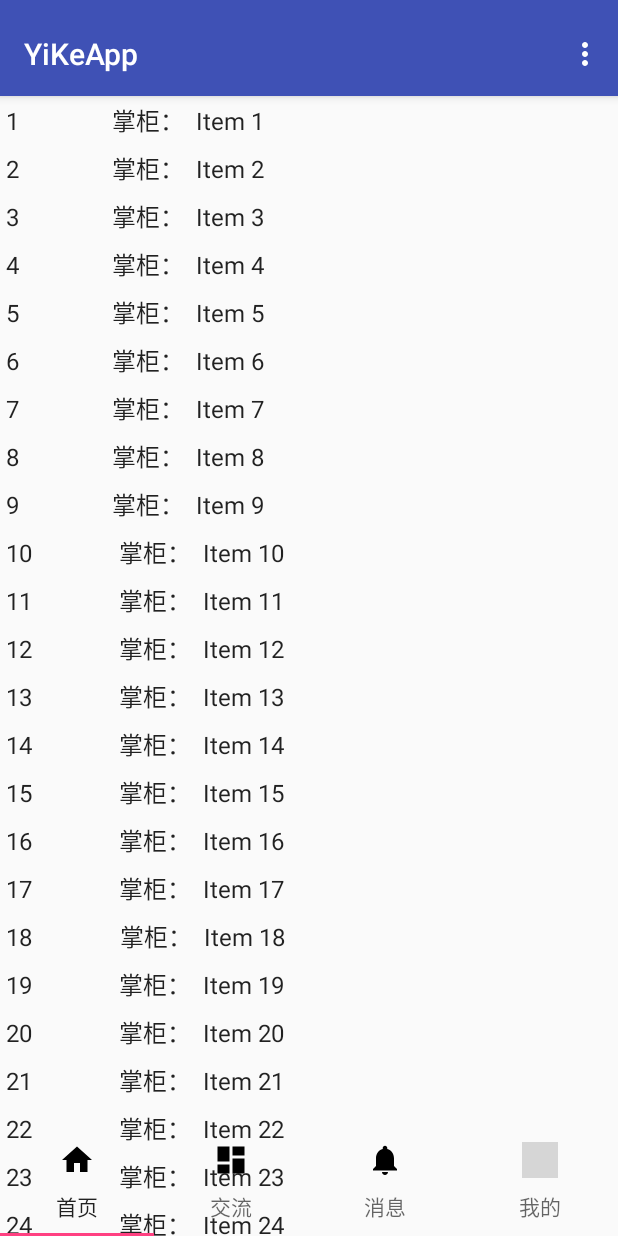
After one commit to CarsonWoo/YiKeApp, an Android app: the HomeActivity screen opened directly, with no data from a screen before it, on a phone screen of 412 x 824 dp. The commit adds this screen. Run offline under Robolectric (Android 15) with nearby library versions, the phone set to English and light mode, and no system bars; our stand-ins replace CircleImageView; grey boxes are pictures that could not be loaded.

Commit message:
添加了首页activity

```diff
--- /dev/null
+++ b/app/src/main/java/com/example/carson/yikeapp/Views/HomeActivity.java
@@ -0,0 +1,145 @@
+package com.example.carson.yikeapp.Views;
+
+import android.os.Bundle;
+import android.support.design.widget.TabLayout;
+import android.support.v4.app.Fragment;
+import android.support.v4.app.FragmentManager;
+import android.support.v4.app.FragmentPagerAdapter;
+import android.support.v4.view.ViewPager;
+import android.support.v7.app.AppCompatActivity;
+import android.support.v7.widget.Toolbar;
+import android.view.LayoutInflater;
+import android.view.Menu;
+import android.view.MenuItem;
+import android.view.View;
+import android.view.ViewGroup;
+import android.widget.Toast;
+
+import com.example.carson.yikeapp.R;
+import com.example.carson.yikeapp.Views.dummy.HomeContent;
+
+public class HomeActivity extends AppCompatActivity implements ItemFragment.OnListFragmentInteractionListener {
+
+    /**
+     * The {@link android.support.v4.view.PagerAdapter} that will provide
+     * fragments for each of the sections. We use a
+     * {@link FragmentPagerAdapter} derivative, which will keep every
+     * loaded fragment in memory. If this becomes too memory intensive, it
+     * may be best to switch to a
+     * {@link android.support.v4.app.FragmentStatePagerAdapter}.
+     */
+    private HomePagerAdapter mSectionsPagerAdapter;
+
+    /**
+     * The {@link ViewPager} that will host the section contents.
+     */
+    private ViewPager mViewPager;
+
+    @Override
+    protected void onCreate(Bundle savedInstanceState) {
+        super.onCreate(savedInstanceState);
+        setContentView(R.layout.activity_home);
+
+        Toolbar toolbar = (Toolbar) findViewById(R.id.toolbar);
+        setSupportActionBar(toolbar);
+        // Create the adapter that will return a fragment for each of the four
+        // primary sections of the activity.
+        mSectionsPagerAdapter = new HomePagerAdapter(getSupportFragmentManager());
+
+        // Set up the ViewPager with the sections adapter.
+        mViewPager = (ViewPager) findViewById(R.id.container);
+        mViewPager.setAdapter(mSectionsPagerAdapter);
+
+        TabLayout tabLayout = (TabLayout) findViewById(R.id.tabs);
+
+        mViewPager.addOnPageChangeListener(new TabLayout.TabLayoutOnPageChangeListener(tabLayout));
+        tabLayout.addOnTabSelectedListener(new TabLayout.ViewPagerOnTabSelectedListener(mViewPager));
+
+    }
+
+
+    @Override
+    public boolean onCreateOptionsMenu(Menu menu) {
+        // Inflate the menu; this adds items to the action bar if it is present.
+        getMenuInflater().inflate(R.menu.menu_home2, menu);
+        return true;
+    }
+
+    @Override
+    public boolean onOptionsItemSelected(MenuItem item) {
+        // Handle action bar item clicks here. The action bar will
+        // automatically handle clicks on the Home/Up button, so long
+        // as you specify a parent activity in AndroidManifest.xml.
+        int id = item.getItemId();
+
+        //noinspection SimplifiableIfStatement
+        if (id == R.id.action_settings) {
+            return true;
+        }
+
+        return super.onOptionsItemSelected(item);
+    }
+
+    @Override
+    public void onListFragmentInteraction(HomeContent.BNBHomeItem item) {
+        //TODO 点击了一个recycleview 的item
+        Toast.makeText(this,"Item "+ item.id+" clicked.",Toast.LENGTH_SHORT);
+    }
+
+    /**
+     * A placeholder fragment containing a simple view.
+     */
+    public static class PlaceholderFragment extends Fragment {
+        /**
+         * The fragment argument representing the section number for this
+         * fragment.
+         */
+        private static final String ARG_SECTION_NUMBER = "section_number";
+
+        public PlaceholderFragment() {
+        }
+
+        /**
+         * Returns a new instance of this fragment for the given section
+         * number.
+         */
+        public static PlaceholderFragment newInstance(int sectionNumber) {
+            PlaceholderFragment fragment = new PlaceholderFragment();
+            Bundle args = new Bundle();
+            args.putInt(ARG_SECTION_NUMBER, sectionNumber);
+            fragment.setArguments(args);
+            return fragment;
+        }
+
+        @Override
+        public View onCreateView(LayoutInflater inflater, ViewGroup container,
+                                 Bundle savedInstanceState) {
+            View rootView = inflater.inflate(R.layout.fragment_home_item_list, container, false);
+            return rootView;
+        }
+    }
+
+    /**
+     * A {@link FragmentPagerAdapter} that returns a fragment corresponding to
+     * one of the sections/tabs/pages.
+     */
+    public class HomePagerAdapter extends FragmentPagerAdapter {
+
+        public HomePagerAdapter(FragmentManager fm) {
+            super(fm);
+        }
+
+        @Override
+        public Fragment getItem(int position) {
+            // getItem is called to instantiate the fragment for the given page.
+            // Return a PlaceholderFragment (defined as a static inner class below).
+            return ItemFragment.newInstance(position + 1);
+        }
+
+        @Override
+        public int getCount() {
+            // Show 4 total pages.
+            return 4;
+        }
+    }
+}
--- /dev/null
+++ b/app/src/main/java/com/example/carson/yikeapp/Views/ItemFragment.java
@@ -0,0 +1,103 @@
+package com.example.carson.yikeapp.Views;
+
+import android.content.Context;
+import android.os.Bundle;
+import android.support.v4.app.Fragment;
+import android.support.v7.widget.LinearLayoutManager;
+import android.support.v7.widget.RecyclerView;
+import android.view.LayoutInflater;
+import android.view.View;
+import android.view.ViewGroup;
+
+import com.example.carson.yikeapp.R;
+import com.example.carson.yikeapp.Views.dummy.HomeContent;
+import com.example.carson.yikeapp.Views.dummy.HomeContent.BNBHomeItem;
+
+/**
+ * A fragment representing a list of Items.
+ * <p/>
+ * Activities containing this fragment MUST implement the {@link OnListFragmentInteractionListener}
+ * interface.
+ */
+public class ItemFragment extends Fragment {
+
+    // TODO: Customize parameter argument names
+    private static final String ARG_PAGE_POSITION = "page-position";
+    // TODO: Customize parameters
+    private int mPagerPos = 1;
+    private OnListFragmentInteractionListener mListener;
+
+    /**
+     * Mandatory empty constructor for the fragment manager to instantiate the
+     * fragment (e.g. upon screen orientation changes).
+     */
+    public ItemFragment() {
+    }
+
+    // TODO: Customize parameter initialization
+    @SuppressWarnings("unused")
+    public static ItemFragment newInstance(int pagerPos) {
+        ItemFragment fragment = new ItemFragment();
+        Bundle args = new Bundle();
+        args.putInt(ARG_PAGE_POSITION, pagerPos);
+        fragment.setArguments(args);
+        return fragment;
+    }
+
+    @Override
+    public void onCreate(Bundle savedInstanceState) {
+        super.onCreate(savedInstanceState);
+
+        if (getArguments() != null) {
+            mPagerPos = getArguments().getInt(ARG_PAGE_POSITION);
+        }
+    }
+
+    @Override
+    public View onCreateView(LayoutInflater inflater, ViewGroup container,
+                             Bundle savedInstanceState) {
+        View view = inflater.inflate(R.layout.fragment_home_item_list, container, false);
+
+        // Set the adapter
+        if (view instanceof RecyclerView) {
+            Context context = view.getContext();
+            RecyclerView recyclerView = (RecyclerView) view;
+            recyclerView.setLayoutManager(new LinearLayoutManager(context));
+            recyclerView.setAdapter(new MyItemRecyclerViewAdapter(HomeContent.ITEMS, mListener));
+        }
+        return view;
+    }
+
+
+    @Override
+    public void onAttach(Context context) {
+        super.onAttach(context);
+        if (context instanceof OnListFragmentInteractionListener) {
+            mListener = (OnListFragmentInteractionListener) context;
+        } else {
+            throw new RuntimeException(context.toString()
+                    + " must implement OnListFragmentInteractionListener");
+        }
+    }
+
+    @Override
+    public void onDetach() {
+        super.onDetach();
+        mListener = null;
+    }
+
+    /**
+     * This interface must be implemented by activities that contain this
+     * fragment to allow an interaction in this fragment to be communicated
+     * to the activity and potentially other fragments contained in that
+     * activity.
+     * <p/>
+     * See the Android Training lesson <a href=
+     * "http://developer.android.com/training/basics/fragments/communicating.html"
+     * >Communicating with Other Fragments</a> for more information.
+     */
+    public interface OnListFragmentInteractionListener {
+        // TODO: Update argument type and name
+        void onListFragmentInteraction(BNBHomeItem item);
+    }
+}
--- /dev/null
+++ b/app/src/main/java/com/example/carson/yikeapp/Views/MyItemRecyclerViewAdapter.java
@@ -0,0 +1,78 @@
+package com.example.carson.yikeapp.Views;
+
+import android.support.v7.widget.RecyclerView;
+import android.view.LayoutInflater;
+import android.view.View;
+import android.view.ViewGroup;
+import android.widget.TextView;
+
+import com.example.carson.yikeapp.R;
+import com.example.carson.yikeapp.Views.ItemFragment.OnListFragmentInteractionListener;
+import com.example.carson.yikeapp.Views.dummy.HomeContent.BNBHomeItem;
+
+import java.util.List;
+
+/**
+ * {@link RecyclerView.Adapter} that can display a {@link BNBHomeItem} and makes a call to the
+ * specified {@link OnListFragmentInteractionListener}.
+ * TODO: Replace the implementation with code for your data type.
+ */
+public class MyItemRecyclerViewAdapter extends RecyclerView.Adapter<MyItemRecyclerViewAdapter.ViewHolder> {
+
+    private final List<BNBHomeItem> mValues;
+    private final OnListFragmentInteractionListener mListener;
+
+    public MyItemRecyclerViewAdapter(List<BNBHomeItem> items, OnListFragmentInteractionListener listener) {
+        mValues = items;
+        mListener = listener;
+    }
+
+    @Override
+    public ViewHolder onCreateViewHolder(ViewGroup parent, int viewType) {
+        View view = LayoutInflater.from(parent.getContext())
+                .inflate(R.layout.fragment_home_item, parent, false);
+        return new ViewHolder(view);
+    }
+
+    @Override
+    public void onBindViewHolder(final ViewHolder holder, int position) {
+        holder.mItem = mValues.get(position);
+        holder.mIdView.setText(mValues.get(position).id);
+        holder.mContentView.setText(mValues.get(position).host);
+
+        holder.mView.setOnClickListener(new View.OnClickListener() {
+            @Override
+            public void onClick(View v) {
+                if (null != mListener) {
+                    // Notify the active callbacks interface (the activity, if the
+                    // fragment is attached to one) that an item has been selected.
+                    mListener.onListFragmentInteraction(holder.mItem);
+                }
+            }
+        });
+    }
+
+    @Override
+    public int getItemCount() {
+        return mValues.size();
+    }
+
+    public class ViewHolder extends RecyclerView.ViewHolder {
+        public final View mView;
+        public final TextView mIdView;
+        public final TextView mContentView;
+        public BNBHomeItem mItem;
+
+        public ViewHolder(View view) {
+            super(view);
+            mView = view;
+            mIdView = (TextView) view.findViewById(R.id.bnb_name);
+            mContentView = (TextView) view.findViewById(R.id.bnb_host);
+        }
+
+        @Override
+        public String toString() {
+            return super.toString() + " '" + mContentView.getText() + "'";
+        }
+    }
+}
--- /dev/null
+++ b/app/src/main/java/com/example/carson/yikeapp/Views/dummy/HomeContent.java
@@ -0,0 +1,80 @@
+package com.example.carson.yikeapp.Views.dummy;
+
+import java.util.ArrayList;
+import java.util.HashMap;
+import java.util.List;
+import java.util.Map;
+
+/**
+ * Helper class for providing sample content for user interfaces created by
+ * Android template wizards.
+ * <p>
+ * TODO: Replace all uses of this class before publishing your app.
+ */
+public class HomeContent {
+
+    /**
+     * An array of sample (dummy) items.
+     */
+    public static final List<BNBHomeItem> ITEMS = new ArrayList<BNBHomeItem>();
+
+    /**
+     * A map of sample (dummy) items, by ID.
+     */
+    public static final Map<String, BNBHomeItem> ITEM_MAP = new HashMap<String, BNBHomeItem>();
+
+    private static final int COUNT = 25;
+
+    static {
+        //TODO 测试创建items
+        // Add some sample items.
+        for (int i = 1; i <= COUNT; i++) {
+            addItem(createBNBHomeItem(i));
+        }
+    }
+
+    private static void addItem(BNBHomeItem item) {
+        ITEMS.add(item);
+        ITEM_MAP.put(item.id, item);
+    }
+
+    private static BNBHomeItem createBNBHomeItem(int position) {
+        //TODO:返回一个新的item
+        return new BNBHomeItem(String.valueOf(position), "Item " + position, makeDetails(position),null);
+    }
+
+    private static String makeDetails(int position) {
+        StringBuilder builder = new StringBuilder();
+        builder.append("Details about Item: ").append(position);
+        for (int i = 0; i < position; i++) {
+            builder.append("\nMore details information here.");
+        }
+        return builder.toString();
+    }
+
+    /**
+     * A dummy item representing a piece of content.
+     */
+    public static class BNBHomeItem {
+        public final String id;
+        public final String name;
+        public final String host;
+        public final String time;
+        public final String duration;
+
+        //TODO：设置传入值-id-name-host-time-duration
+        public BNBHomeItem(String id, String content, String details,String duration) {
+            this.id = id;
+            this.name = id;
+            this.host = content;
+            this.time = details;
+            this.duration = duration;
+        }
+
+        @Override
+        public String toString() {
+            //TODO: 设置tostring
+            return name+host+time+duration;
+        }
+    }
+}
--- /dev/null
+++ b/app/src/main/res/drawable/ic_dashboard_black_24dp.xml
@@ -0,0 +1,9 @@
+<vector xmlns:android="http://schemas.android.com/apk/res/android"
+    android:width="24dp"
+    android:height="24dp"
+    android:viewportHeight="24.0"
+    android:viewportWidth="24.0">
+    <path
+        android:fillColor="#FF000000"
+        android:pathData="M3,13h8L11,3L3,3v10zM3,21h8v-6L3,15v6zM13,21h8L21,11h-8v10zM13,3v6h8L21,3h-8z" />
+</vector>
--- /dev/null
+++ b/app/src/main/res/drawable/ic_home_black_24dp.xml
@@ -0,0 +1,9 @@
+<vector xmlns:android="http://schemas.android.com/apk/res/android"
+    android:width="24dp"
+    android:height="24dp"
+    android:viewportHeight="24.0"
+    android:viewportWidth="24.0">
+    <path
+        android:fillColor="#FF000000"
+        android:pathData="M10,20v-6h4v6h5v-8h3L12,3 2,12h3v8z" />
+</vector>
--- /dev/null
+++ b/app/src/main/res/drawable/ic_notifications_black_24dp.xml
@@ -0,0 +1,9 @@
+<vector xmlns:android="http://schemas.android.com/apk/res/android"
+    android:width="24dp"
+    android:height="24dp"
+    android:viewportHeight="24.0"
+    android:viewportWidth="24.0">
+    <path
+        android:fillColor="#FF000000"
+        android:pathData="M12,22c1.1,0 2,-0.9 2,-2h-4c0,1.1 0.89,2 2,2zM18,16v-5c0,-3.07 -1.64,-5.64 -4.5,-6.32L13.5,4c0,-0.83 -0.67,-1.5 -1.5,-1.5s-1.5,0.67 -1.5,1.5v0.68C7.63,5.36 6,7.92 6,11v5l-2,2v1h16v-1l-2,-2z" />
+</vector>
--- /dev/null
+++ b/app/src/main/res/layout/activity_home.xml
@@ -0,0 +1,75 @@
+<?xml version="1.0" encoding="utf-8"?>
+<android.support.design.widget.CoordinatorLayout xmlns:android="http://schemas.android.com/apk/res/android"
+    xmlns:app="http://schemas.android.com/apk/res-auto"
+    xmlns:tools="http://schemas.android.com/tools"
+    android:id="@+id/main_content"
+    android:layout_width="match_parent"
+    android:layout_height="match_parent"
+    android:fitsSystemWindows="true"
+    tools:context="com.example.carson.yikeapp.Views.HomeActivity">
+
+    <android.support.design.widget.AppBarLayout
+        android:id="@+id/appbar"
+        android:layout_width="match_parent"
+        android:layout_height="wrap_content"
+        android:paddingTop="@dimen/appbar_padding_top"
+        android:theme="@style/AppTheme.AppBarOverlay">
+
+        <android.support.v7.widget.Toolbar
+            android:id="@+id/toolbar"
+            android:layout_width="match_parent"
+            android:layout_height="?attr/actionBarSize"
+            android:layout_weight="1"
+            android:background="?attr/colorPrimary"
+            app:layout_scrollFlags="scroll|enterAlways"
+            app:popupTheme="@style/AppTheme.PopupOverlay"
+            app:title="@string/app_name">
+
+        </android.support.v7.widget.Toolbar>
+
+    </android.support.design.widget.AppBarLayout>
+
+    <android.support.v4.view.ViewPager
+        android:id="@+id/container"
+        android:layout_width="match_parent"
+        android:layout_height="match_parent"
+        app:layout_behavior="@string/appbar_scrolling_view_behavior" />
+
+    <android.support.design.widget.TabLayout
+        android:id="@+id/tabs"
+        android:layout_width="match_parent"
+        android:layout_height="wrap_content"
+        android:layout_gravity="bottom"
+        app:tabGravity="fill">
+
+        <android.support.design.widget.TabItem
+            android:id="@+id/tabItem"
+            android:icon="@drawable/ic_home_black_24dp"
+            android:layout_width="wrap_content"
+            android:layout_height="wrap_content"
+            android:text="@string/tab_home" />
+
+        <android.support.design.widget.TabItem
+            android:id="@+id/tabItem2"
+            android:icon="@drawable/ic_dashboard_black_24dp"
+            android:layout_width="wrap_content"
+            android:layout_height="wrap_content"
+            android:text="@string/tab_community" />
+
+        <android.support.design.widget.TabItem
+            android:id="@+id/tabItem3"
+            android:icon="@drawable/ic_notifications_black_24dp"
+            android:layout_width="wrap_content"
+            android:layout_height="wrap_content"
+            android:text="@string/tab_notifications" />
+
+        <android.support.design.widget.TabItem
+            android:id="@+id/tabItem4"
+            android:icon="@drawable/ic_perm_identity_black_24dp"
+            android:layout_width="wrap_content"
+            android:layout_height="wrap_content"
+            android:text="@string/tab_user" />
+
+    </android.support.design.widget.TabLayout>
+
+</android.support.design.widget.CoordinatorLayout>
--- /dev/null
+++ b/app/src/main/res/layout/fragment_home_item.xml
@@ -0,0 +1,58 @@
+<?xml version="1.0" encoding="utf-8"?>
+<LinearLayout xmlns:android="http://schemas.android.com/apk/res/android"
+    android:layout_width="match_parent"
+    android:layout_height="wrap_content"
+    android:orientation="vertical">
+
+    <ImageView
+        android:layout_width="match_parent"
+        android:layout_height="wrap_content" />
+
+    <LinearLayout
+        android:layout_width="match_parent"
+        android:layout_height="wrap_content"
+        android:orientation="horizontal"
+        android:weightSum="5">
+
+        <TextView
+            android:id="@+id/bnb_name"
+            android:layout_width="wrap_content"
+            android:layout_height="wrap_content"
+            android:layout_margin="@dimen/text_margin"
+            android:layout_weight="1"
+            android:textAppearance="?attr/textAppearanceListItem" />
+
+        <TextView
+            android:id="@+id/bnb_host_title"
+            android:layout_width="wrap_content"
+            android:layout_height="wrap_content"
+            android:text="@string/bnb_host"
+            android:layout_margin="@dimen/text_margin"
+            android:textAppearance="?attr/textAppearanceListItem" />
+
+        <TextView
+            android:id="@+id/bnb_host"
+            android:text="xxx"
+            android:layout_width="wrap_content"
+            android:layout_height="wrap_content"
+            android:layout_weight="1"
+            android:layout_margin="@dimen/text_margin"
+            android:textAppearance="?attr/textAppearanceListItem" />
+
+        <TextView
+            android:id="@+id/bnb_time"
+            android:layout_width="wrap_content"
+            android:layout_height="wrap_content"
+            android:layout_weight="1"
+            android:layout_margin="@dimen/text_margin"
+            android:textAppearance="?attr/textAppearanceListItem" />
+
+        <TextView
+            android:id="@+id/bnb_duration"
+            android:layout_width="wrap_content"
+            android:layout_height="wrap_content"
+            android:layout_weight="1"
+            android:layout_margin="@dimen/text_margin"
+            android:textAppearance="?attr/textAppearanceListItem" />
+    </LinearLayout>
+</LinearLayout>
--- /dev/null
+++ b/app/src/main/res/layout/fragment_home_item_list.xml
@@ -0,0 +1,14 @@
+<?xml version="1.0" encoding="utf-8"?>
+<android.support.v7.widget.RecyclerView
+    xmlns:android="http://schemas.android.com/apk/res/android"
+    xmlns:app="http://schemas.android.com/apk/res-auto"
+    xmlns:tools="http://schemas.android.com/tools"
+    android:id="@+id/homelist"
+    android:name="com.example.carson.yikeapp.Views.ItemFragment"
+    android:layout_width="match_parent"
+    android:layout_height="match_parent"
+    android:layout_marginLeft="16dp"
+    android:layout_marginRight="16dp"
+    app:layoutManager="LinearLayoutManager"
+    tools:context="com.example.carson.yikeapp.Views.ItemFragment"
+    tools:listitem="@layout/fragment_home_item" />
--- /dev/null
+++ b/app/src/main/res/menu/menu_home2.xml
@@ -0,0 +1,10 @@
+<menu xmlns:android="http://schemas.android.com/apk/res/android"
+    xmlns:app="http://schemas.android.com/apk/res-auto"
+    xmlns:tools="http://schemas.android.com/tools"
+    tools:context="com.example.carson.yikeapp.Views.HomeActivity">
+    <item
+        android:id="@+id/action_settings"
+        android:orderInCategory="100"
+        android:title="@string/action_settings"
+        app:showAsAction="never" />
+</menu>
--- /dev/null
+++ b/app/src/main/res/menu/navigation.xml
@@ -0,0 +1,23 @@
+<?xml version="1.0" encoding="utf-8"?>
+<menu xmlns:android="http://schemas.android.com/apk/res/android">
+
+    <item
+        android:id="@+id/navigation_home"
+        android:icon="@drawable/ic_home_black_24dp"
+        android:title="@string/tab_home" />
+
+    <item
+        android:id="@+id/navigation_community"
+        android:icon="@drawable/ic_dashboard_black_24dp"
+        android:title="@string/tab_community" />
+
+    <item
+        android:id="@+id/navigation_notifications"
+        android:icon="@drawable/ic_notifications_black_24dp"
+        android:title="@string/tab_notifications" />
+
+    <item
+        android:id="@+id/navigation_user"
+        android:icon="@drawable/ic_perm_identity_black_24dp"
+        android:title="@string/tab_user" />
+</menu>
--- /dev/null
+++ b/app/src/main/res/values-w820dp/dimens.xml
@@ -0,0 +1,6 @@
+<resources>
+    <!-- Example customization of dimensions originally defined in res/values/dimens.xml
+         (such as screen margins) for screens with more than 820dp of available width. This
+         would include 7" and 10" devices in landscape (~960dp and ~1280dp respectively). -->
+    <dimen name="activity_horizontal_margin">64dp</dimen>
+</resources>
--- /dev/null
+++ b/app/src/main/res/values/dimens.xml
@@ -0,0 +1,8 @@
+<resources>
+    <!-- Default screen margins, per the Android Design guidelines. -->
+    <dimen name="activity_horizontal_margin">16dp</dimen>
+    <dimen name="activity_vertical_margin">16dp</dimen>
+    <dimen name="text_margin">4dp</dimen>
+    <dimen name="fab_margin">16dp</dimen>
+    <dimen name="appbar_padding_top">8dp</dimen>
+</resources>
--- a/app/src/main/res/values/strings.xml
+++ b/app/src/main/res/values/strings.xml
@@ -1,5 +1,13 @@
 <resources>
     <string name="app_name">YiKeApp</string>
     <string name="service_and_privacy"><![CDATA[《服务&隐私条款》]]></string>
+    <string name="title_activity_home">HomeActivity</string>
+    <string name="tab_home">首页</string>
+    <string name="tab_community">交流</string>
+    <string name="tab_notifications">消息</string>
+    <string name="tab_user">我的</string>
+    <string name="bnb_host">掌柜：</string>
+    <string name="action_settings">Settings</string>
+    <string name="section_format">Hello World from section: %1$d</string>
 
 </resources>
--- a/app/src/main/res/values/styles.xml
+++ b/app/src/main/res/values/styles.xml
@@ -15,9 +15,18 @@
         <item name="colorPrimary">@color/colorPrimary</item>
         <item name="colorPrimaryDark">@color/colorPrimaryDark</item>
         <item name="colorAccent">#e26323</item>
-        <item name="android:colorControlNormal" tools:targetApi="lollipop">@color/colorPrimary</item>
+        <item name="android:colorControlNormal" tools:targetApi="lollipop">@color/colorPrimary
+        </item>
     </style>
 
+    <style name="AppTheme.NoActionBar">
+        <item name="windowActionBar">false</item>
+        <item name="windowNoTitle">true</item>
+    </style>
+
+    <style name="AppTheme.AppBarOverlay" parent="ThemeOverlay.AppCompat.Dark.ActionBar" />
+
+    <style name="AppTheme.PopupOverlay" parent="ThemeOverlay.AppCompat.Light" />
 
 
 </resources>
--- a/build.gradle
+++ b/build.gradle
@@ -3,9 +3,10 @@
 buildscript {
     repositories {
         jcenter()
+        google()
     }
     dependencies {
-        classpath 'com.android.tools.build:gradle:2.3.2'
+        classpath 'com.android.tools.build:gradle:3.0.1'
 
         // NOTE: Do not place your application dependencies here; they belong
         // in the individual module build.gradle files
@@ -15,6 +16,7 @@ buildscript {
 allprojects {
     repositories {
         jcenter()
+        google()
     }
 }
 
```
Also changed, not shown: app/build.gradle (+6 -1 lines), app/src/main/AndroidManifest.xml (+11 -6 lines), gradle/wrapper/gradle-wrapper.properties.
